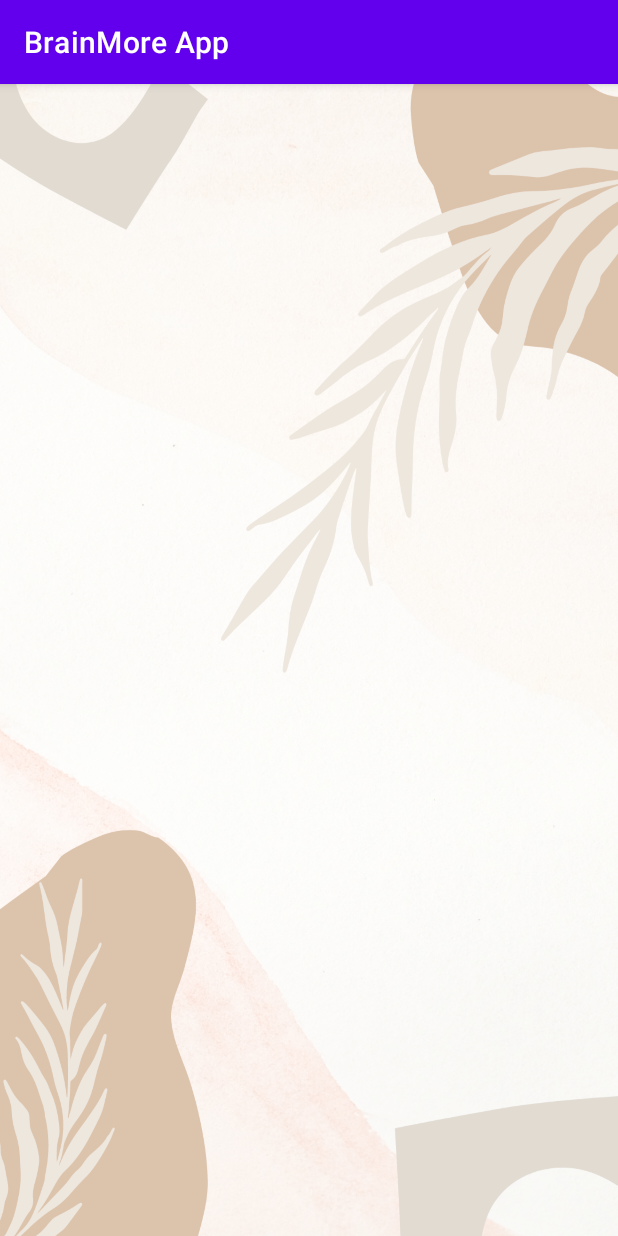
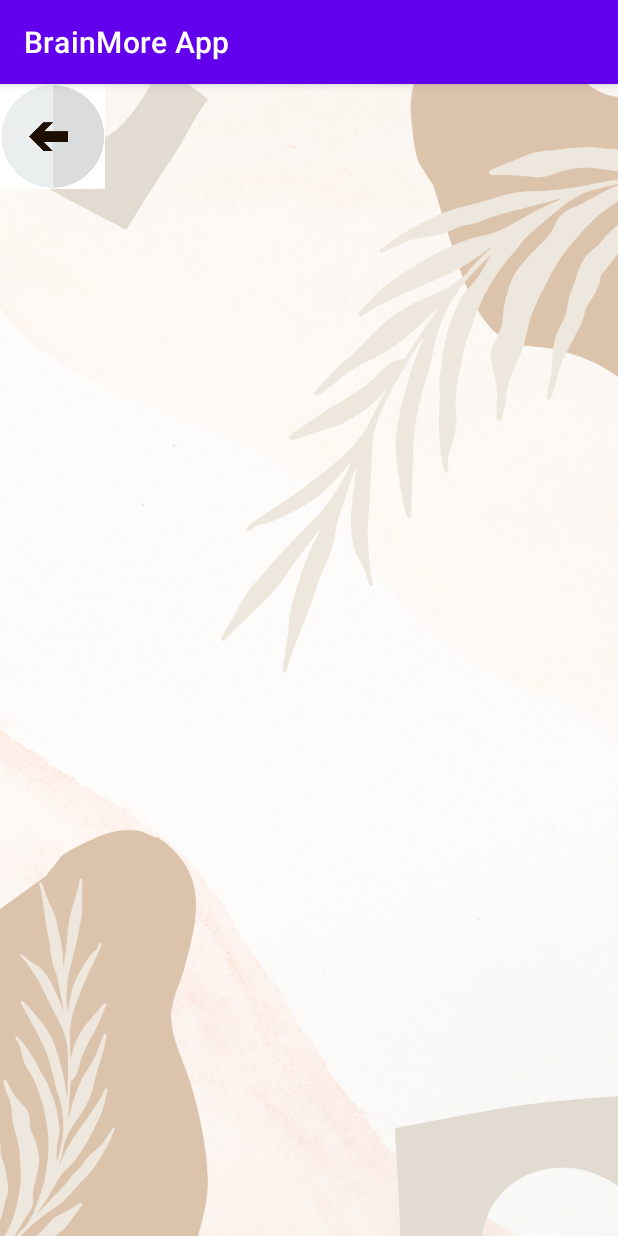
Before and after one commit to livcia/BrainMore_App, an Android app: the Flashcards screen opened directly, with no data from a screen before it, on a phone screen of 412 x 824 dp. Run offline under Robolectric (Android 15) with nearby library versions, the phone set to English and light mode, and no system bars.

Commit message:
Added unusable arrows

```diff
--- a/app/src/main/res/layout/activity_quiz.xml
+++ b/app/src/main/res/layout/activity_quiz.xml
@@ -6,5 +6,9 @@
     android:layout_height="match_parent"
     tools:context=".Quiz"
     android:background="@drawable/background">
+    <ImageView
+        android:layout_width="70dp"
+        android:layout_height="70dp"
+        android:src="@drawable/arrow"/>
 
 </androidx.constraintlayout.widget.ConstraintLayout>
--- a/app/src/main/res/layout/activity_word_game.xml
+++ b/app/src/main/res/layout/activity_word_game.xml
@@ -6,5 +6,9 @@
     android:layout_height="match_parent"
     tools:context=".WordGame"
     android:background="@drawable/background">
+<ImageView
+    android:layout_width="70dp"
+    android:layout_height="70dp"
+    android:src="@drawable/arrow"/>
 
 </androidx.constraintlayout.widget.ConstraintLayout>
--- a/app/src/main/res/layout/flashcards.xml
+++ b/app/src/main/res/layout/flashcards.xml
@@ -7,5 +7,9 @@
     tools:context=".Flashcards"
     android:background="@drawable/background"
     >
+    <ImageView
+        android:layout_width="70dp"
+        android:layout_height="70dp"
+        android:src="@drawable/arrow"/>
 
 </androidx.constraintlayout.widget.ConstraintLayout>
```
Also changed, not shown: app/src/main/res/drawable-v24/arrow.png (added).
